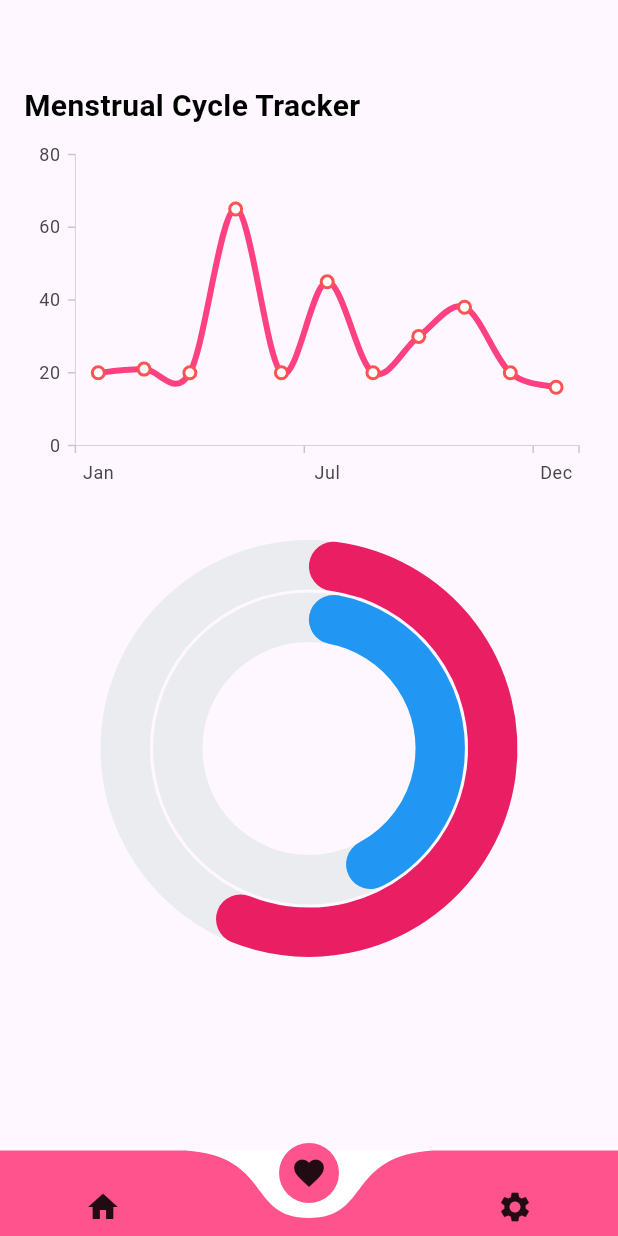
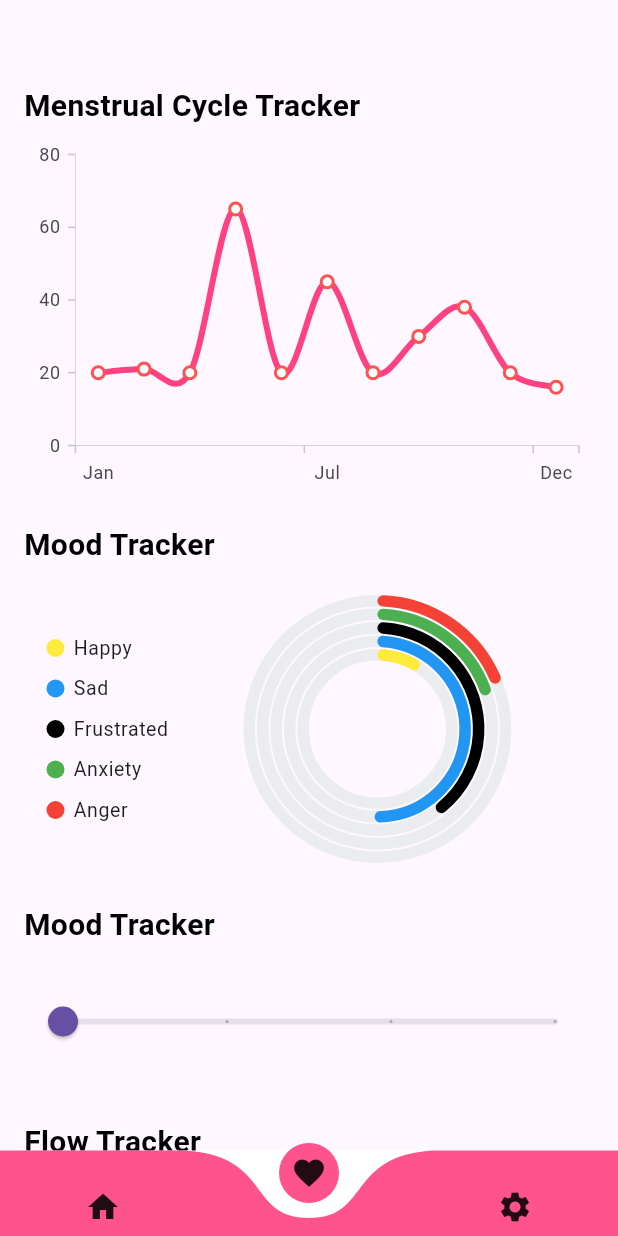
Before and after one commit to DON2604/menomate, a Flutter app: the screen it shows after launch, item 2 of the bottom bar chosen, on a phone screen of 412 x 824 dp. Run offline on Flutter 3.47's test engine with Material 3 defaults, Android fonts, the phone set to English and light mode, and no system bars; drawn by our look-alikes of curved_navigation_bar; our stand-ins replace carousel_slider, font_awesome_flutter, google_fonts, syncfusion_flutter_charts.

Commit message:
feat:trackers(mood&flow)

```diff
--- a/lib/screens/fd.dart
+++ b/lib/screens/fd.dart
@@ -1,7 +1,14 @@
 import 'package:flutter/material.dart';
 import 'package:syncfusion_flutter_charts/charts.dart';
 
-class Statistics extends StatelessWidget {
+class Statistics extends StatefulWidget {
+  Statistics({super.key});
+
+  @override
+  State<Statistics> createState() => _StatisticsState();
+}
+
+class _StatisticsState extends State<Statistics> {
   final List<Chart_Data> data = [
     Chart_Data('Jan', 20),
     Chart_Data('Feb', 21),
@@ -16,13 +23,16 @@ class Statistics extends StatelessWidget {
     Chart_Data('Dec', 16),
   ];
 
-  Statistics({super.key});
-
+  double currentSliderValue1 = 0;
+  double currentSliderValue2 = 0;
   @override
   Widget build(BuildContext context) {
     final List<PieData> piedata = <PieData>[
-      PieData("Happy", 45.2, Colors.blue),
-      PieData("Sad", 58.2, Colors.pink)
+      PieData("Happy", 9.5, Colors.yellow),
+      PieData("Sad", 50.5, Colors.blue),
+      PieData('Frustrated', 40.00, Colors.black),
+      PieData('Anxiety', 20.22, Colors.green),
+      PieData('Anger', 19.2, Colors.red)
     ];
 
     return Scaffold(
@@ -76,9 +86,22 @@ class Statistics extends StatelessWidget {
                 ),
               ),
               const SizedBox(height: 16),
+              const Text(
+                "Mood Tracker",
+                style: TextStyle(
+                  fontSize: 20,
+                  fontWeight: FontWeight.bold,
+                  color: Colors.black,
+                ),
+              ),
+              const SizedBox(height: 8),
               SizedBox(
-                height: 300,
+                height: 200,
                 child: SfCircularChart(
+                  legend: const Legend(
+                      isVisible: true,
+                      position: LegendPosition.left,
+                      overflowMode: LegendItemOverflowMode.wrap),
                   series: <CircularSeries<PieData, String>>[
                     RadialBarSeries<PieData, String>(
                         maximumValue: 100,
@@ -89,10 +112,56 @@ class Statistics extends StatelessWidget {
                         xValueMapper: (PieData piedata, _) => piedata.mood,
                         yValueMapper: (PieData piedata, _) => piedata.range,
                         pointColorMapper: (PieData data, _) => data.color,
-                    )
+                        name: "Mood tracker")
                   ],
                 ),
               ),
+              const SizedBox(height: 16),
+              const Text(
+                "Mood Tracker",
+                style: TextStyle(
+                  fontSize: 20,
+                  fontWeight: FontWeight.bold,
+                  color: Colors.black,
+                ),
+              ),
+              SizedBox(
+                height: 100,
+                child: Slider(
+                  value: currentSliderValue1,
+                  max: 3,
+                  divisions: 3,
+                  label: currentSliderValue1.round().toString(),
+                  onChanged: (double newvalue) {
+                    setState(() {
+                      currentSliderValue1 = newvalue;
+                    });
+                  },
+                ),
+              ),
+              const SizedBox(height: 16),
+              const Text(
+                "Flow Tracker",
+                style: TextStyle(
+                  fontSize: 20,
+                  fontWeight: FontWeight.bold,
+                  color: Colors.black,
+                ),
+              ),
+              SizedBox(
+                height: 100,
+                child: Slider(
+                  value: currentSliderValue2,
+                  max: 3,
+                  divisions: 3,
+                  label: currentSliderValue2.round().toString(),
+                  onChanged: (double newvalue) {
+                    setState(() {
+                      currentSliderValue2 = newvalue;
+                    });
+                  },
+                ),
+              )
             ],
           ),
         ),
```
Lines whose indentation alone changed are shown as unchanged.
